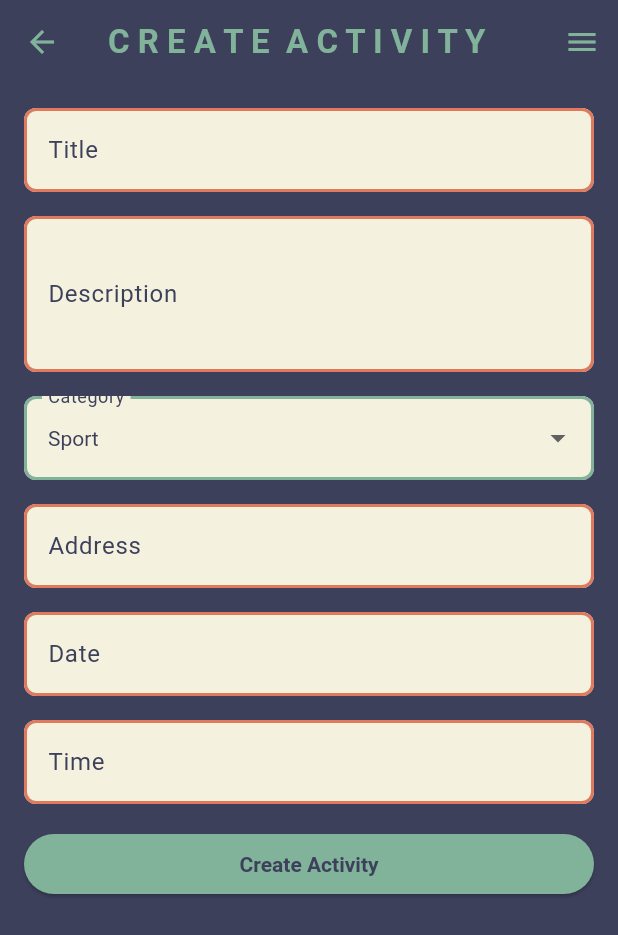
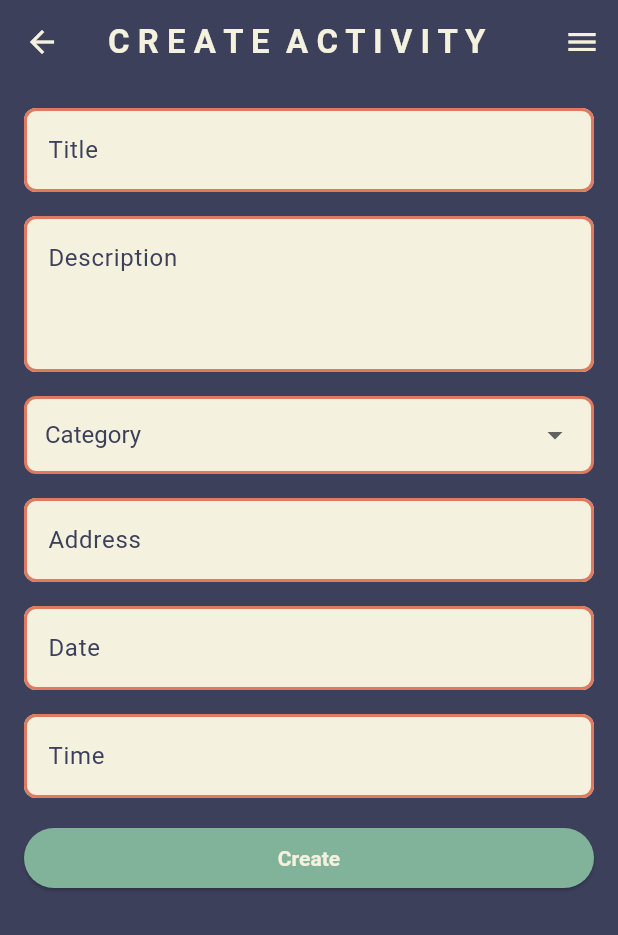
Before and after one commit to EnnoM/gather, a Flutter app: the AddActivityScreen screen opened directly, on a phone screen of 412 x 824 dp. Shown: the top 935 px of the screen. Run offline on Flutter 3.47's test engine with Material 3 defaults, Android fonts, the phone set to English and light mode, and no system bars; our stand-ins replace cloud_firestore, flutter_map, latlong2; accounts and stored records are empty; network calls fail; Roboto replaces fonts that are missing (Barlow).

Commit message:
minor changes theme and add activity

```diff
--- a/lib/models/activity.dart
+++ b/lib/models/activity.dart
@@ -8,7 +8,10 @@ class Activity {
   final String category;
   final String ownerId;
   final GeoPoint? location;
-  final String address; // Neues Feld für die Adresse
+  final String road; // Straße
+  final String houseNumber; // Hausnummer
+  final String postcode; // Postleitzahl
+  final String city; // Stadt
   final String date; // Neues Feld für das Datum
   final String time; // Neues Feld für die Zeit
   final List<String> participants;
@@ -23,7 +26,10 @@ class Activity {
     required this.category,
     required this.ownerId,
     this.location,
-    required this.address, // Initialisierung des neuen Felds
+    required this.road, // Initialisierung der Straße
+    required this.houseNumber, // Initialisierung der Hausnummer
+    required this.postcode, // Initialisierung der Postleitzahl
+    required this.city, // Initialisierung der Stadt
     required this.date, // Initialisierung des neuen Felds
     required this.time, // Initialisierung des neuen Felds
     this.participants = const [],
@@ -40,7 +46,11 @@ class Activity {
       category: data['category'] ?? '',
       ownerId: data['ownerId'] ?? '',
       location: data['location'],
-      address: data['address'] ?? '', // Adresse aus der Map lesen
+      road: data['road'] ?? 'Unbekannt', // Straße aus der Map lesen
+      houseNumber: data['houseNumber'] ?? '', // Hausnummer aus der Map lesen
+      postcode:
+          data['postcode'] ?? 'Unbekannt', // Postleitzahl aus der Map lesen
+      city: data['city'] ?? 'Unbekannt', // Stadt aus der Map lesen
       date: data['date'] ?? '', // Datum aus der Map lesen
       time: data['time'] ?? '', // Zeit aus der Map lesen
       participants: List<String>.from(data['participants'] ?? []),
@@ -60,7 +70,10 @@ class Activity {
       'category': category,
       'ownerId': ownerId,
       'location': location,
-      'address': address, // Adresse zur Map hinzufügen
+      'road': road, // Straße zur Map hinzufügen
+      'houseNumber': houseNumber, // Hausnummer zur Map hinzufügen
+      'postcode': postcode, // Postleitzahl zur Map hinzufügen
+      'city': city, // Stadt zur Map hinzufügen
       'date': date, // Datum zur Map hinzufügen
       'time': time, // Zeit zur Map hinzufügen
       'participants': participants,
@@ -76,9 +89,12 @@ class Activity {
     String? category,
     String? ownerId,
     GeoPoint? location,
-    String? address, // Neues Feld für die Kopie
-    String? date, // Neues Feld für die Kopie
-    String? time, // Neues Feld für die Kopie
+    String? road, // Straße für die Kopie
+    String? houseNumber, // Hausnummer für die Kopie
+    String? postcode, // Postleitzahl für die Kopie
+    String? city, // Stadt für die Kopie
+    String? date, // Datum für die Kopie
+    String? time, // Zeit für die Kopie
     List<String>? participants,
     List<String>? imageUrls,
     Timestamp? createdAt,
@@ -90,7 +106,10 @@ class Activity {
       category: category ?? this.category,
       ownerId: ownerId ?? this.ownerId,
       location: location ?? this.location,
-      address: address ?? this.address, // Adresse kopieren
+      road: road ?? this.road, // Straße kopieren
+      houseNumber: houseNumber ?? this.houseNumber, // Hausnummer kopieren
+      postcode: postcode ?? this.postcode, // Postleitzahl kopieren
+      city: city ?? this.city, // Stadt kopieren
       date: date ?? this.date, // Datum kopieren
       time: time ?? this.time, // Zeit kopieren
       participants: participants ?? this.participants,
--- a/lib/screens/activity_screen.dart
+++ b/lib/screens/activity_screen.dart
@@ -139,7 +139,7 @@ class _ActivityScreenState extends State<ActivityScreen> {
                 const Text("📍", style: TextStyle(fontSize: 20)),
                 const SizedBox(width: 8),
                 Text(
-                  widget.activity.address,
+                  widget.activity.road,
                   style: const TextStyle(fontSize: 12, color: Colors.black54),
                 ),
               ],
--- a/lib/screens/add_activity.dart
+++ b/lib/screens/add_activity.dart
@@ -21,7 +21,7 @@ class _AddActivityScreenState extends State<AddActivityScreen> {
     'time': TextEditingController(),
   };
 
-  String category = 'Sport'; // Default category
+  String? category; // Startet mit null
   LatLng? location;
 
   @override
@@ -40,13 +40,13 @@ class _AddActivityScreenState extends State<AddActivityScreen> {
         title: const Text(
           'C R E A T E  A C T I V I T Y',
           style: TextStyle(
-            color: Color(0xFF81B29A),
+            color: Color(0xFFF4F1DE),
             fontFamily: 'Barlow',
             fontWeight: FontWeight.bold,
           ),
         ),
         backgroundColor: const Color(0xFF3D405B),
-        iconTheme: const IconThemeData(color: Color(0xFF81B29A)),
+        iconTheme: const IconThemeData(color: Color(0xFFF4F1DE)),
       ),
       endDrawer: const CustomDrawer(),
       backgroundColor: const Color(0xFF3D405B),
@@ -81,8 +81,12 @@ class _AddActivityScreenState extends State<AddActivityScreen> {
                 const SizedBox(height: 16),
                 _buildDropdownField(
                   label: 'Category',
-                  value: category,
-                  onChanged: (value) => setState(() => category = value!),
+                  value: category, // Startet mit null
+                  onChanged: (newValue) {
+                    setState(() {
+                      category = newValue; // Speichert die Auswahl
+                    });
+                  },
                 ),
                 const SizedBox(height: 16),
                 _buildTextField(
@@ -97,11 +101,18 @@ class _AddActivityScreenState extends State<AddActivityScreen> {
                             (context) => AddActivityMap(
                               onLocationSelected: (
                                 LatLng selectedLocation,
-                                String address,
+                                Map<String, dynamic> addressDetails,
                               ) {
                                 setState(() {
                                   location = selectedLocation;
-                                  _controllers['address']!.text = address;
+
+                                  // Formatiere die Adresse
+                                  final formattedAddress =
+                                      '${addressDetails['road']} ${addressDetails['house_number']}, ${addressDetails['postcode']}, ${addressDetails['city']}';
+
+                                  // Setze die formatierte Adresse in das Textfeld
+                                  _controllers['address']!.text =
+                                      formattedAddress;
                                 });
                               },
                             ),
@@ -153,8 +164,9 @@ class _AddActivityScreenState extends State<AddActivityScreen> {
                   child: ElevatedButton(
                     style: ElevatedButton.styleFrom(
                       backgroundColor: const Color(0xFF81B29A),
-                      foregroundColor: const Color(0xFF3D405B),
+                      foregroundColor: const Color(0xFFF4F1DE),
                       textStyle: const TextStyle(fontWeight: FontWeight.bold),
+                      // Entferne die `side`-Eigenschaft, um den Rand zu entfernen
                     ),
                     onPressed: () {
                       if (_formKey.currentState!.validate()) {
@@ -164,7 +176,7 @@ class _AddActivityScreenState extends State<AddActivityScreen> {
                         );
                       }
                     },
-                    child: const Text('Create Activity'),
+                    child: const Text('Create'),
                   ),
                 ),
               ],
@@ -177,10 +189,10 @@ class _AddActivityScreenState extends State<AddActivityScreen> {
 
   InputDecoration _inputDecoration(String label, bool isValid) {
     return InputDecoration(
-      labelText: label,
-      labelStyle: const TextStyle(color: Color(0xFF3D405B)),
+      hintText: label, // Beschriftung bleibt innerhalb des Feldes
+      hintStyle: const TextStyle(color: Color(0xFF3D405B)),
       filled: true,
-      fillColor: const Color(0xFFF4F1DE),
+      fillColor: const Color(0xFFF4F1DE), // Hintergrundfarbe geändert
       enabledBorder: OutlineInputBorder(
         borderSide: BorderSide(
           color: isValid ? const Color(0xFF81B29A) : const Color(0xFFE07A5F),
@@ -222,13 +234,43 @@ class _AddActivityScreenState extends State<AddActivityScreen> {
 
   Widget _buildDropdownField({
     required String label,
-    required String value,
+    required String? value, // Wert kann null sein
     required ValueChanged<String?> onChanged,
   }) {
-    return DropdownButtonFormField<String>(
-      value: value,
-      decoration: _inputDecoration(label, value.isNotEmpty),
-      style: const TextStyle(color: Color(0xFF3D405B)),
+    return Container(
+      width: double.infinity, // Nimmt die volle Breite ein
+      decoration: BoxDecoration(
+        color: const Color(0xFFF4F1DE), // Hintergrundfarbe geändert
+        borderRadius: BorderRadius.circular(8), // Abgerundete Ecken
+        border: Border.all(
+          color:
+              value == null
+                  ? const Color(0xFFE07A5F) // Rot, wenn leer
+                  : const Color(0xFF81B29A), // Grün, wenn ausgewählt
+          width: 2.0,
+        ),
+      ),
+      padding: const EdgeInsets.symmetric(horizontal: 12), // Innenabstand
+      child: DropdownButtonFormField<String>(
+        value: value, // Startet leer, wenn value null ist
+        hint: Text(
+          label,
+          style: const TextStyle(
+            color: Color(0xFF3D405B),
+            fontSize: 16, // Schriftgröße angepasst
+          ),
+        ), // Zeigt "Category" an, wenn nichts ausgewählt ist
+        decoration: const InputDecoration(
+          border: InputBorder.none, // Entfernt die Standardumrandung
+        ),
+        style: const TextStyle(
+          color: Color(0xFF3D405B),
+          fontSize: 16, // Schriftgröße angepasst
+        ),
+        dropdownColor: const Color(
+          0xFFF4F1DE,
+        ), // Hintergrundfarbe des Dropdowns
+        menuMaxHeight: 300, // Maximale Höhe des Dropdown-Menüs
         items:
             [
                   'Sport',
@@ -239,9 +281,21 @@ class _AddActivityScreenState extends State<AddActivityScreen> {
                   'Cook',
                   'Board Games',
                 ]
-              .map((cat) => DropdownMenuItem(value: cat, child: Text(cat)))
+                .map(
+                  (category) => DropdownMenuItem(
+                    value: category,
+                    child: Text(
+                      category,
+                      style: const TextStyle(
+                        fontSize: 16, // Schriftgröße angepasst
+                        fontWeight: FontWeight.normal, // Optional: Konsistenz
+                      ),
+                    ),
+                  ),
+                )
                 .toList(),
         onChanged: onChanged,
+      ),
     );
   }
 }
--- a/pubspec.yaml
+++ b/pubspec.yaml
@@ -41,7 +41,7 @@ dependencies:
   intl: ^0.18.0
   google_maps_flutter: ^2.13.1
   geocoding: ^2.0.5
-  google_places_flutter: ^0.3.0
+  google_places_flutter: ^2.1.1
 
 dev_dependencies:
   flutter_test:
```
Also changed, not shown: lib/screens/add_activity_map.dart (+77 -27 lines), lib/screens/feed_screen.dart (+9 -9 lines), lib/services/mock_firestore_service.dart (+12 -3 lines), lib/widgets/activity_list_card.dart (+50 -34 lines), pubspec.lock, 1 other file. Lines whose indentation alone changed are shown as unchanged.
